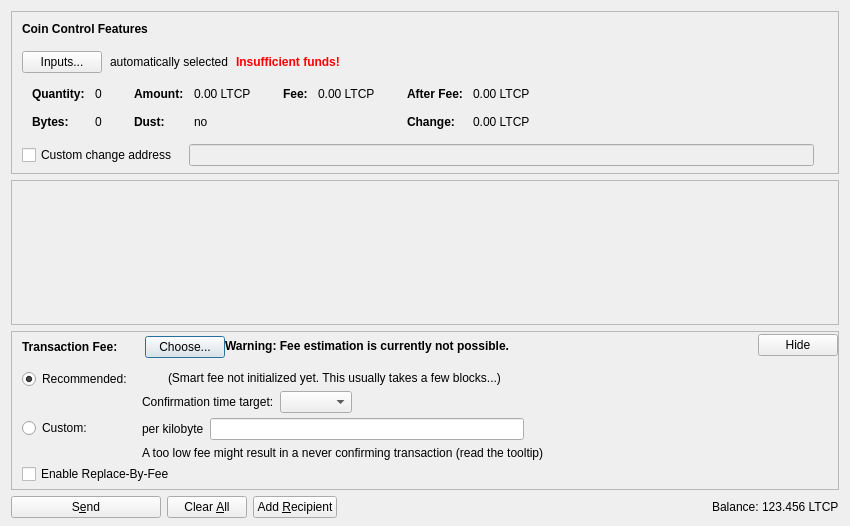
Before: the Qt Designer form src/qt/forms/sendcoinsdialog.ui in ScooterCoinWallet/wallet-pos, drawn with Qt 5.
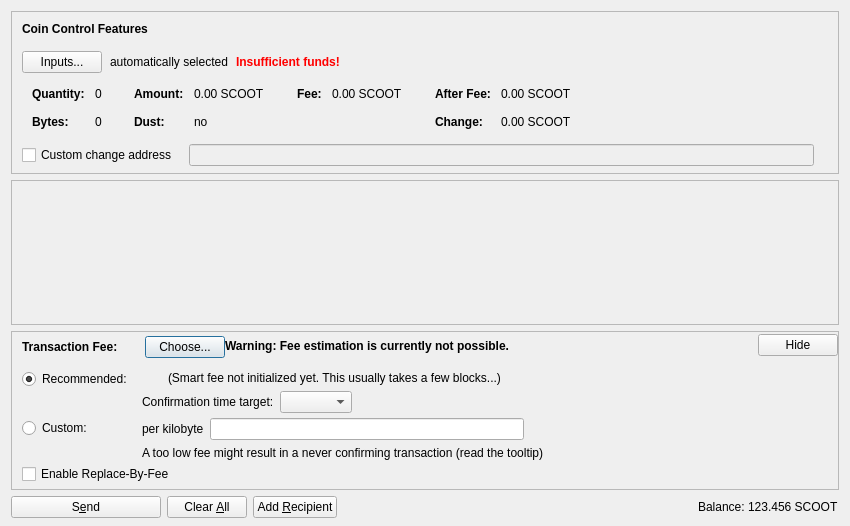
After: the same form once the commit is applied. Icons and pictures are not drawn. Custom widgets are drawn as their Qt base class.

The edit to the form file:
```diff
--- a/src/qt/forms/sendcoinsdialog.ui
+++ b/src/qt/forms/sendcoinsdialog.ui
@@ -324,7 +324,7 @@
                   <enum>Qt::ActionsContextMenu</enum>
                  </property>
                  <property name="text">
-                  <string notr="true">0.00 LTCP</string>
+                  <string notr="true">0.00 SCOOT</string>
                  </property>
                  <property name="textInteractionFlags">
                   <set>Qt::LinksAccessibleByMouse|Qt::TextSelectableByKeyboard|Qt::TextSelectableByMouse</set>
@@ -404,7 +404,7 @@
                   <enum>Qt::ActionsContextMenu</enum>
                  </property>
                  <property name="text">
-                  <string notr="true">0.00 LTCP</string>
+                  <string notr="true">0.00 SCOOT</string>
                  </property>
                  <property name="textInteractionFlags">
                   <set>Qt::LinksAccessibleByMouse|Qt::TextSelectableByKeyboard|Qt::TextSelectableByMouse</set>
@@ -455,7 +455,7 @@
                   <enum>Qt::ActionsContextMenu</enum>
                  </property>
                  <property name="text">
-                  <string notr="true">0.00 LTCP</string>
+                  <string notr="true">0.00 SCOOT</string>
                  </property>
                  <property name="textInteractionFlags">
                   <set>Qt::LinksAccessibleByMouse|Qt::TextSelectableByKeyboard|Qt::TextSelectableByMouse</set>
@@ -484,7 +484,7 @@
                   <enum>Qt::ActionsContextMenu</enum>
                  </property>
                  <property name="text">
-                  <string notr="true">0.00 LTCP</string>
+                  <string notr="true">0.00 SCOOT</string>
                  </property>
                  <property name="textInteractionFlags">
                   <set>Qt::LinksAccessibleByMouse|Qt::TextSelectableByKeyboard|Qt::TextSelectableByMouse</set>
@@ -1214,7 +1214,7 @@
           <cursorShape>IBeamCursor</cursorShape>
          </property>
          <property name="text">
-          <string notr="true">123.456 LTCP</string>
+          <string notr="true">123.456 SCOOT</string>
          </property>
          <property name="textInteractionFlags">
           <set>Qt::LinksAccessibleByMouse|Qt::TextSelectableByKeyboard|Qt::TextSelectableByMouse</set>
```
